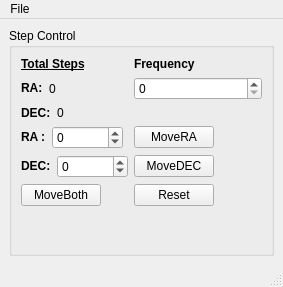
The window that GUI_Windows/ManualControl.ui (AmateurRadioTelescopeSystem/RadioTelescope_Controller) describes before a commit, drawn with Qt 5.
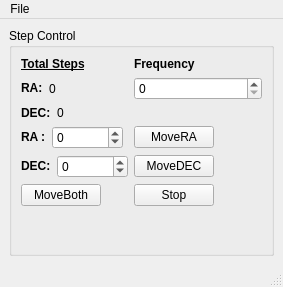
The same window after the commit.

Commit message: Added more functionallity to manual control

```diff
--- a/GUI_Windows/ManualControl.ui
+++ b/GUI_Windows/ManualControl.ui
@@ -210,7 +210,7 @@
           <cursorShape>PointingHandCursor</cursorShape>
          </property>
          <property name="text">
-          <string>Reset</string>
+          <string>Stop</string>
          </property>
         </widget>
        </item>
```
Left out of the diff: 2 changed lines with no effect on the pictures. The commit also changes 1 other file.
